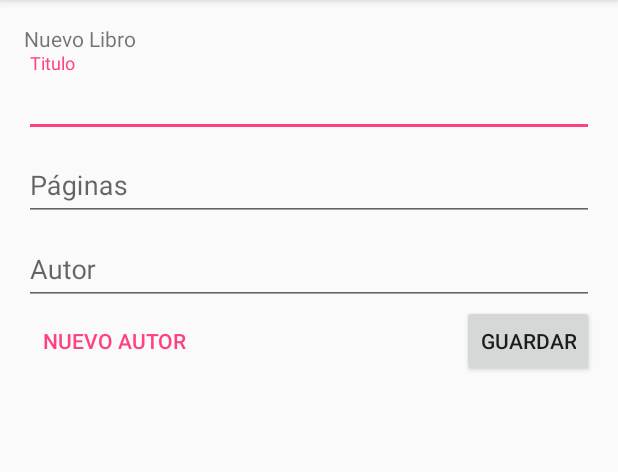
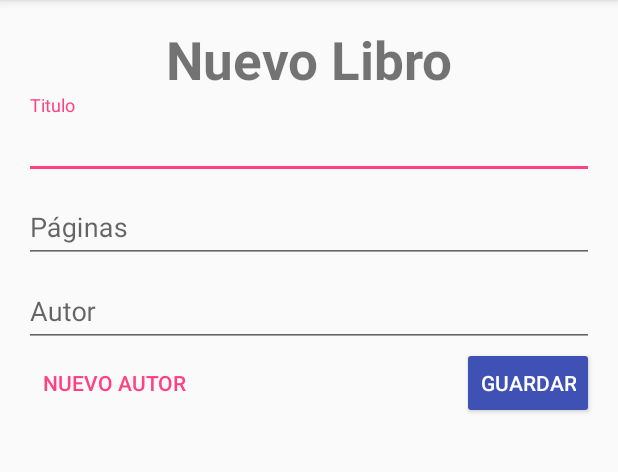
Before and after one commit to j2deme/Biblio, an Android app: the screen it shows after launch (MainActivity), on a phone screen of 412 x 824 dp, the part 84-556 px from its top. Run offline under Robolectric (Android 15) with nearby library versions, the phone set to English and light mode, and no system bars.

Commit message:
Añade estilos a inputs y botones

```diff
--- a/app/src/main/res/values/styles.xml
+++ b/app/src/main/res/values/styles.xml
@@ -8,4 +8,15 @@
         <item name="colorAccent">@color/colorAccent</item>
     </style>
 
+    <style name="Titulo">
+      <item name="android:textAlignment">center</item>
+      <item name="android:textSize">35sp</item>
+      <item name="android:textStyle">bold</item>
+    </style>
+  <style name="MyButton" parent="Theme.AppCompat.Light">
+    <item name="colorControlHighlight">@color/colorAccent</item>
+    <item name="colorButtonNormal">@color/colorPrimary</item>
+    <item name="android:textColor">@android:color/white</item>
+  </style>
+
 </resources>
```
